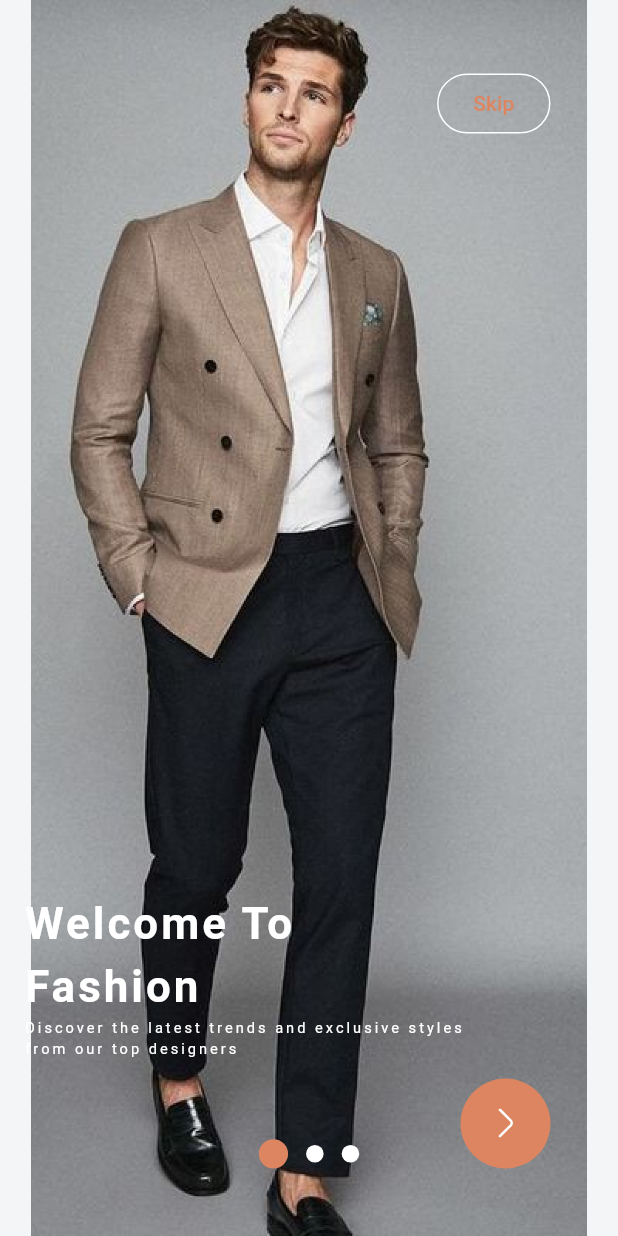
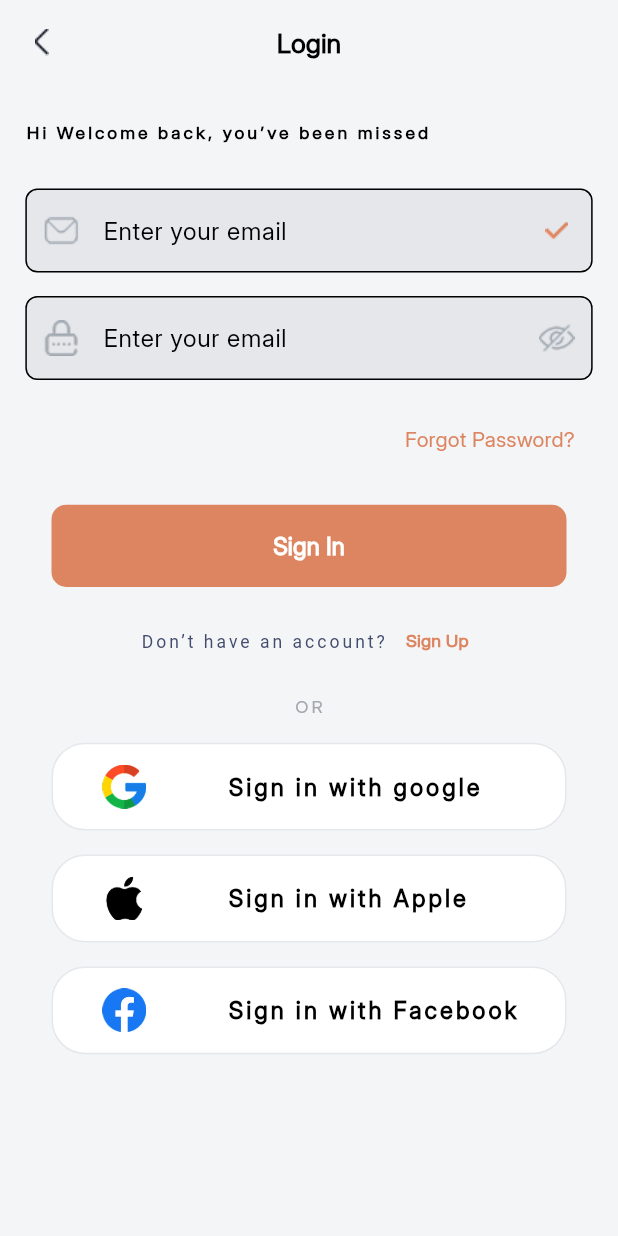
Before and after one commit to gamal8686/Suits, a Flutter app: the screen it shows after launch, on a phone screen of 412 x 824 dp. Run offline on Flutter 3.47's test engine with Material 3 defaults, Android fonts, the phone set to English and light mode, and no system bars; our stand-ins replace dio, flutter_screenutil, flutter_svg, lottie, pin_code_fields, shared_preferences and 1 more; Roboto replaces fonts that are missing (Montserrat).

Commit message:
add auth

```diff
--- /dev/null
+++ b/lib/core/components/app_google.dart
@@ -0,0 +1,43 @@
+import 'package:flutter/material.dart';
+import 'package:flutter_screenutil/flutter_screenutil.dart';
+import 'package:suits/core/components/app_image.dart';
+
+class AppGoogle extends StatelessWidget {
+  final String text;
+  final String path;
+  const AppGoogle({super.key, required this.text, required this.path});
+
+  @override
+  Widget build(BuildContext context) {
+    return Center(
+      child: Padding(
+        padding: const EdgeInsets.only(bottom: 16.0),
+        child: Container(
+          height: 60.h,
+          width: 325.w,
+          decoration: BoxDecoration(
+            color: Colors.white,
+
+            borderRadius: BorderRadius.circular(23.r),
+            border: Border.all(color: Color(0xffE5E7EB)),
+          ),
+          child: Row(
+            children: [
+              SizedBox(width: 30.w),
+              AppImage(path: path, width: 30.w, height: 30.h),
+              SizedBox(width: 50.w),
+              Text(
+                text,
+                style: TextStyle(
+                  fontSize: 16.sp,
+                  fontWeight: FontWeight.w600,
+                  color: Color(0xff000000),
+                ),
+              ),
+            ],
+          ),
+        ),
+      ),
+    );
+  }
+}
--- a/lib/core/components/app_image.dart
+++ b/lib/core/components/app_image.dart
@@ -79,9 +79,10 @@ class _AppImageState extends State<AppImage>
     if (widget.path.endsWith('svg')) {
       return SvgPicture.asset(
         'assets/icons/${widget.path}',
+        fit: widget.fit ?? BoxFit.contain,
         height: widget.height,
         width: widget.width,
-        color: widget.color,
+        errorBuilder: (context, error, stackTrace) => Text('442'),
       );
     }
     if (widget.path.endsWith('jpg')) {
--- a/lib/core/components/app_input.dart
+++ b/lib/core/components/app_input.dart
@@ -14,7 +14,8 @@ class AppInput extends StatefulWidget {
   final bool isKeyboardType;
   final double isBorder;
   final bool? isLottieControlled;
-
+  final Widget? prefixIcon;
+  final bool? isCheek;
   const AppInput({
     super.key,
     this.path,
@@ -28,6 +29,8 @@ class AppInput extends StatefulWidget {
     this.validator,
     this.isLottieControlled,
     this.onSelectedCountryCode,
+    this.prefixIcon,
+    this.isCheek = false,
   });
 
   @override
@@ -67,17 +70,18 @@ class _AppInpotState extends State<AppInput> {
                     : TextInputType.name,
                 obscureText: widget.isPassword && isHidden,
                 decoration: InputDecoration(
-                  suffixIcon: widget.isPassword
+                  prefixIcon: widget.prefixIcon,
+                  suffixIcon: widget.isCheek!
+                      ? AppImage(path: 'check.png')
+                      : widget.isPassword
                       ? IconButton(
                           onPressed: () {
-                            isHidden =!isHidden;
-                            setState(() {
-
-                            });
+                            isHidden = !isHidden;
+                            setState(() {});
                           },
                           icon: AppImage(
                             path: isHidden
-                                ? 'visibility_off.svg'
+                                ? 'visabilty.png'
                                 : 'visibility_on.svg',
                           ),
                         )
@@ -88,14 +92,14 @@ class _AppInpotState extends State<AppInput> {
                   ),
 
                   labelText: widget.label,
-                   filled: true,
-                   fillColor: Color(0xffD9D9D9),
-                   enabledBorder: OutlineInputBorder(
-                   borderRadius: BorderRadius.circular(widget.isBorder),
+                  filled: true,
+                  fillColor: Color(0xffE5E7EB),
+                  enabledBorder: OutlineInputBorder(
+                    borderRadius: BorderRadius.circular(widget.isBorder),
+                  ),
                 ),
               ),
             ),
-             ),
           ],
         ),
       ),
--- a/lib/main.dart
+++ b/lib/main.dart
@@ -1,6 +1,8 @@
 import 'package:flutter/material.dart';
 import 'package:flutter_screenutil/flutter_screenutil.dart';
 import 'package:suits/core/logic/helper_methods.dart';
+import 'package:suits/views/auth/login.dart';
+import 'package:suits/views/get_started.dart';
 import 'package:suits/views/on_bording.dart';
 import 'package:suits/views/splash.dart';
 
@@ -42,10 +44,10 @@ class MyApp extends StatelessWidget {
             ),
           ),
 
-          fontFamily: 'Montserrat',
+          fontFamily: 'Inter',
           filledButtonTheme: FilledButtonThemeData(
             style: FilledButton.styleFrom(
-              fixedSize: Size.fromHeight(44.1.h),
+              fixedSize: Size.fromHeight(56.1.h),
               shape: RoundedRectangleBorder(
                 borderRadius: BorderRadius.circular(10.r),
               ),
@@ -53,11 +55,13 @@ class MyApp extends StatelessWidget {
             ),
           ),
           inputDecorationTheme: InputDecorationTheme(
-            fillColor: Color(0xffB5B5B5),
+            fillColor: Color(0xffE5E7EB),
             enabledBorder: OutlineInputBorder(
               borderRadius: BorderRadius.circular(10.r),
+
               borderSide: BorderSide(
-                color: Color(0xffB5B5B5).withValues(alpha: 0.040),
+                width: 5,
+                color: Color(0xffE5E7EB).withValues(alpha: 0.90),
               ),
             ),
           ),
@@ -68,7 +72,7 @@ class MyApp extends StatelessWidget {
           scaffoldBackgroundColor: Color(0xffF4F5F7),
         ),
         title: 'Suits',
-        home: const SplashView(),
+        home: const LoginView(),
       ),
     );
   }
--- a/lib/views/auth/login.dart
+++ b/lib/views/auth/login.dart
@@ -0,0 +1,126 @@
+import 'package:flutter/material.dart';
+import 'package:flutter_screenutil/flutter_screenutil.dart';
+import 'package:suits/core/components/app_button.dart';
+import 'package:suits/core/components/app_google.dart';
+import 'package:suits/core/components/app_image.dart';
+import 'package:suits/core/components/app_input.dart';
+
+class LoginView extends StatelessWidget {
+  const LoginView({super.key});
+
+  @override
+  Widget build(BuildContext context) {
+    return Scaffold(
+      appBar: AppBar(
+        backgroundColor: Colors.transparent,
+        leading: AppImage(path: 'arrow_lift.png', fit: BoxFit.contain),
+        centerTitle: true,
+        title: Text(
+          'Login',
+          style: TextStyle(fontSize: 18.sp, fontWeight: FontWeight.w700),
+        ),
+      ),
+      body: SingleChildScrollView(
+        child: Padding(
+          padding: EdgeInsets.symmetric(horizontal: 16.w, vertical: 24.h),
+          child: Column(
+            crossAxisAlignment: CrossAxisAlignment.start,
+            children: [
+              Text(
+                'Hi Welcome back, you’ve been missed',
+                style: TextStyle(fontSize: 12.sp, fontWeight: FontWeight.w600),
+              ),
+              SizedBox(height: 30.h),
+              AppInput(
+                isCheek: true,
+                prefixIcon: AppImage(
+                  path: 'mail.png',
+                  color: Theme.of(context).primaryColor,
+                  width: 20.w,
+                  height: 20.h,
+                ),
+                label: 'Enter your email',
+              ),
+              AppInput(
+                isPassword: true,
+                isKeyboardType: true,
+                prefixIcon: AppImage(
+                  path: 'password.png',
+                  color: Theme.of(context).primaryColor,
+                  width: 20.w,
+                  height: 20.h,
+                ),
+                label: 'Enter your email',
+              ),
+              Align(
+                alignment: Alignment.centerRight,
+                child: TextButton(
+                  onPressed: () {},
+                  child: Text('Forgot Password?'),
+                ),
+              ),
+              SizedBox(height: 20.h),
+              Center(
+                child: AppButton(
+                  width: 325.w,
+                  text: 'Sign In',
+                  onPressed: () {},
+                ),
+              ),
+              SizedBox(height: 16.h),
+              Center(
+                child: Text.rich(
+                  TextSpan(
+                    children: [
+                      TextSpan(
+                        text: "Don’t have an account? ",
+                        style: TextStyle(
+                          color: Color(0xff434C6D),
+                          fontWeight: FontWeight.w400,
+                          fontSize: 12.sp,
+                        ),
+                      ),
+                      WidgetSpan(
+                        alignment: PlaceholderAlignment.middle,
+                        child: TextButton(
+                          style: TextButton.styleFrom(
+                            visualDensity: VisualDensity.compact,
+                            padding: EdgeInsets.symmetric(horizontal: 2.w),
+                          ),
+                          child: Text(
+                            "Sign Up",
+                            style: TextStyle(
+                              color: Theme.of(context).primaryColor,
+                              fontSize: 12.sp,
+                              fontWeight: FontWeight.w600,
+                            ),
+                          ),
+                          onPressed: () {},
+                        ),
+                      ),
+                    ],
+                  ),
+                ),
+              ),
+              SizedBox(height: 16.h),
+              Center(
+                child: Text(
+                  'OR',
+                  style: TextStyle(
+                    fontSize: 12.sp,
+                    fontWeight: FontWeight.w400,
+                    color: Color(0xffA1A8B0),
+                  ),
+                ),
+              ),
+              SizedBox(height: 16.h),
+              AppGoogle(text: 'Sign in with google', path: 'google.png'),
+              AppGoogle(text: 'Sign in with Apple', path: 'apple.png'),
+              AppGoogle(text: 'Sign in with Facebook', path: 'facebook.png'),
+            ],
+          ),
+        ),
+      ),
+    );
+  }
+}
--- a/lib/views/on_bording.dart
+++ b/lib/views/on_bording.dart
@@ -1,8 +1,8 @@
-import 'package:flutter/foundation.dart';
 import 'package:flutter/material.dart';
 import 'package:flutter_screenutil/flutter_screenutil.dart';
-import 'package:suits/core/components/app_button.dart';
 import 'package:suits/core/components/app_image.dart';
+import 'package:suits/core/logic/helper_methods.dart';
+import 'package:suits/views/get_started.dart';
 
 class OnBoardingView extends StatefulWidget {
   const OnBoardingView({super.key});
@@ -63,19 +63,19 @@ class _OnBoardingViewState extends State<OnBoardingView> {
                         currentIndex++;
                       });
                     } else {
-                      //navigate to home
+                      goTo(GetStartedView());
                     }
                   },
                   child: CircleAvatar(
-                    radius: 30,
+                    radius: 30.r,
                     backgroundColor: Theme.of(context).primaryColor,
                     child: Transform.scale(
                       scaleX: -1,
                       child: AppImage(
                         path: 'arrow_left.svg',
                         color: Colors.white,
-                        width: 20,
-                        height: 20,
+                        width: 20.w,
+                        height: 20.h,
                       ),
                     ),
                   ),
@@ -141,8 +141,8 @@ class _OnBoardingViewState extends State<OnBoardingView> {
                   });
                 },
                 child: Container(
-                  width: 60, // double the radius
-                  height: 60,
+                  width: 60.w,
+                  height: 60.h,
                   decoration: BoxDecoration(
                     shape: BoxShape.circle,
                     border: Border.all(color: Color(0xff4E6542), width: 2),
@@ -153,8 +153,8 @@ class _OnBoardingViewState extends State<OnBoardingView> {
                     child: AppImage(
                       path: 'arrow_left.svg',
                       color: Theme.of(context).primaryColor,
-                      width: 20,
-                      height: 20,
+                      width: 20.w,
+                      height: 20.h,
                     ),
                   ),
                 ),
--- a/pubspec.yaml
+++ b/pubspec.yaml
@@ -38,6 +38,7 @@ flutter:
   uses-material-design: true
 
   assets:
+    - assets/fonts/
     - assets/icons/
     - assets/images/
 
```
Also changed, not shown: lib/views/get_started.dart (added, +111 -0 lines), assets/icons/mail.svg (deleted), assets/icons/password.svg (deleted), assets/images/arrow_lift.png (added), assets/images/check.png (added), assets/images/mail.png (added), assets/images/password.png (added), assets/images/visabilty.png (added).
